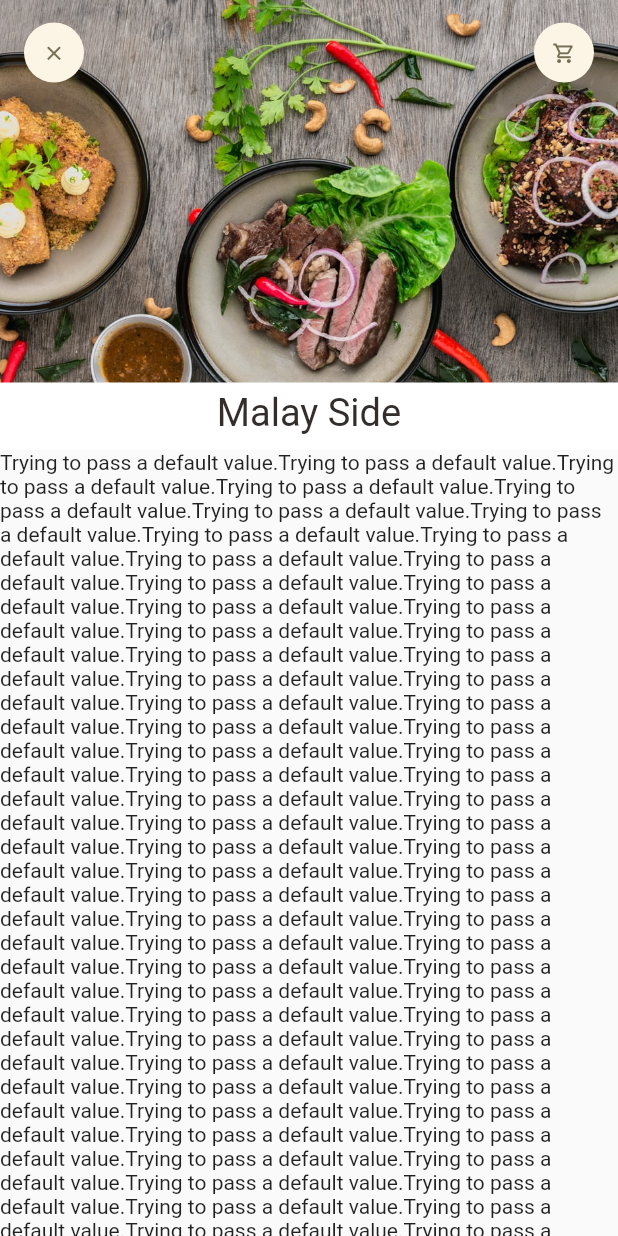
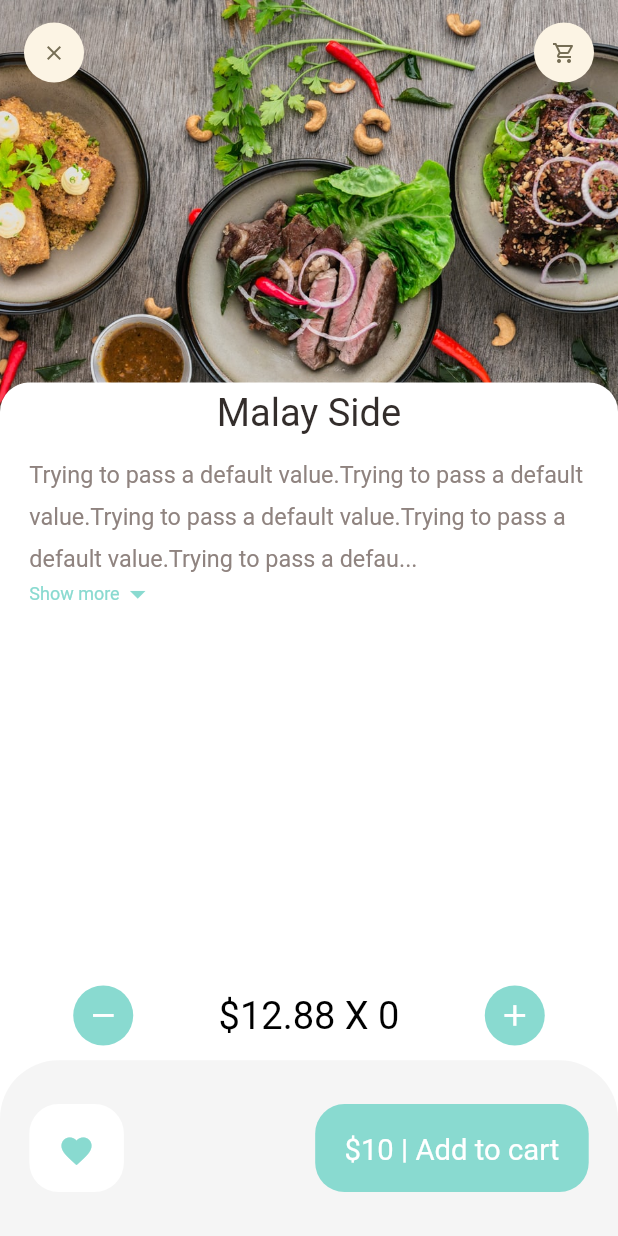
Before and after one commit to Katanabiz/Aziq-Tulik-Jetkizw, a Flutter app: the screen it shows after launch, on a phone screen of 412 x 824 dp. Run offline on Flutter 3.47's test engine with Material 2 defaults, Android fonts, the light colour scheme and no system bars; our stand-ins replace dots_indicator, get.

Commit message:
created bottom bar

```diff
--- a/lib/app/vidjetter/appbar_icons_widget.dart
+++ b/lib/app/vidjetter/appbar_icons_widget.dart
@@ -1,4 +1,3 @@
-import 'package:aziq_tulik_jetkizw/common/quraldar/app_dimensions.dart';
 import 'package:flutter/material.dart';
 
 class AppbarIconwidget extends StatelessWidget {
@@ -7,12 +6,14 @@ class AppbarIconwidget extends StatelessWidget {
       required this.icon,
       this.backgroundColor = const Color(0XFFfcf4e4),
       this.iconColor = const Color(0XFF756d54),
-      this.size = 40});
+      this.size = 40,
+      this.iconSize = 16});
 
   final IconData icon;
   final Color backgroundColor;
   final Color iconColor;
   final double size;
+  final double iconSize;
 
   @override
   Widget build(BuildContext context) {
@@ -25,7 +26,7 @@ class AppbarIconwidget extends StatelessWidget {
         child: Icon(
           icon,
           color: iconColor,
-          size: Dimensions.iconSzie16,
+          size: iconSize,
         ));
   }
 }
--- a/lib/app/views/food/recommended_food_details_view.dart
+++ b/lib/app/views/food/recommended_food_details_view.dart
@@ -1,5 +1,6 @@
 import 'package:aziq_tulik_jetkizw/app/vidjetter/appbar_icons_widget.dart';
 import 'package:aziq_tulik_jetkizw/app/vidjetter/big_text_widget.dart';
+import 'package:aziq_tulik_jetkizw/app/vidjetter/expandable_text_widget.dart';
 import 'package:aziq_tulik_jetkizw/common/quraldar/app_dimensions.dart';
 import 'package:aziq_tulik_jetkizw/common/quraldar/app_tusteri.dart';
 import 'package:flutter/material.dart';
@@ -10,6 +11,7 @@ class RecommendedFoodDetailsView extends StatelessWidget {
   @override
   Widget build(BuildContext context) {
     return Scaffold(
+      backgroundColor: Colors.white,
       body: CustomScrollView(
         slivers: <Widget>[
           SliverAppBar(
@@ -25,8 +27,12 @@ class RecommendedFoodDetailsView extends StatelessWidget {
                 preferredSize: const Size.fromHeight(20),
                 child: Container(
                   padding: const EdgeInsets.only(top: 5, bottom: 10),
+                  width: double.maxFinite,
+                  decoration: BoxDecoration(
                       color: Colors.white,
-                width: double.maxFinite,
+                      borderRadius: BorderRadius.only(
+                          topLeft: Radius.circular(Dimensions.radius20),
+                          topRight: Radius.circular(Dimensions.radius20))),
                   child: Center(
                       child: BigTextWidget(
                           text: 'Malay Side', size: Dimensions.font26)),
@@ -38,8 +44,89 @@ class RecommendedFoodDetailsView extends StatelessWidget {
                 background: Image.asset('assets/images/food0.png',
                     width: double.maxFinite, fit: BoxFit.cover)),
           ),
-        SliverToBoxAdapter(child: Text('Trying to pass a default value.' * 100))
+          SliverToBoxAdapter(
+              child: Column(
+            children: [
+              Container(
+                margin: EdgeInsets.only(
+                    left: Dimensions.width20, right: Dimensions.width20),
+                child: ExpandableTextWidget(
+                    text: 'Trying to pass a default value.' * 100),
+              ),
+              const SizedBox(height: 20)
             ],
-    ));
+          )),
+        ],
+      ),
+      bottomNavigationBar: Column(mainAxisSize: MainAxisSize.min, children: [
+        Container(
+          padding: EdgeInsets.only(
+              right: Dimensions.width20 * 2.5,
+              left: Dimensions.width20 * 2.5,
+              top: Dimensions.height10,
+              bottom: Dimensions.height10),
+          child:
+              Row(mainAxisAlignment: MainAxisAlignment.spaceBetween, children: [
+            AppbarIconwidget(
+              icon: Icons.remove,
+              iconSize: Dimensions.iconSzie24,
+              backgroundColor: AppTusteri.negizigTus,
+              iconColor: Colors.white,
+            ),
+            BigTextWidget(
+                text: '\$12.88 X 0',
+                color: Colors.black,
+                size: Dimensions.font26),
+            AppbarIconwidget(
+              icon: Icons.add,
+              iconSize: Dimensions.iconSzie24,
+              backgroundColor: AppTusteri.negizigTus,
+              iconColor: Colors.white,
+            ),
+          ]),
+        ),
+        Container(
+            height: Dimensions.buttonHeightBar,
+            padding: EdgeInsets.only(
+                bottom: Dimensions.height30,
+                top: Dimensions.height30,
+                right: Dimensions.height20,
+                left: Dimensions.height20),
+            decoration: BoxDecoration(
+                color: Colors.grey[100],
+                borderRadius: BorderRadius.only(
+                    topLeft: Radius.circular(Dimensions.radius20 * 2),
+                    topRight: Radius.circular(Dimensions.radius20 * 2))),
+            child: Row(
+              mainAxisAlignment: MainAxisAlignment.spaceBetween,
+              children: [
+                Container(
+                  padding: EdgeInsets.only(
+                      bottom: Dimensions.height20,
+                      top: Dimensions.height20,
+                      right: Dimensions.height20,
+                      left: Dimensions.height20),
+                  decoration: BoxDecoration(
+                      color: Colors.white,
+                      borderRadius: BorderRadius.circular(Dimensions.radius20)),
+                  child:
+                      const Icon(Icons.favorite, color: AppTusteri.negizigTus),
+                ),
+                Container(
+                  padding: EdgeInsets.only(
+                      bottom: Dimensions.height20,
+                      top: Dimensions.height20,
+                      right: Dimensions.height20,
+                      left: Dimensions.height20),
+                  decoration: BoxDecoration(
+                      color: AppTusteri.negizigTus,
+                      borderRadius: BorderRadius.circular(Dimensions.radius20)),
+                  child: const BigTextWidget(
+                      text: '\$10 | Add to cart', color: Colors.white),
+                )
+              ],
+            )),
+      ]),
+    );
   }
 }
```
Lines whose indentation alone changed are shown as unchanged.
